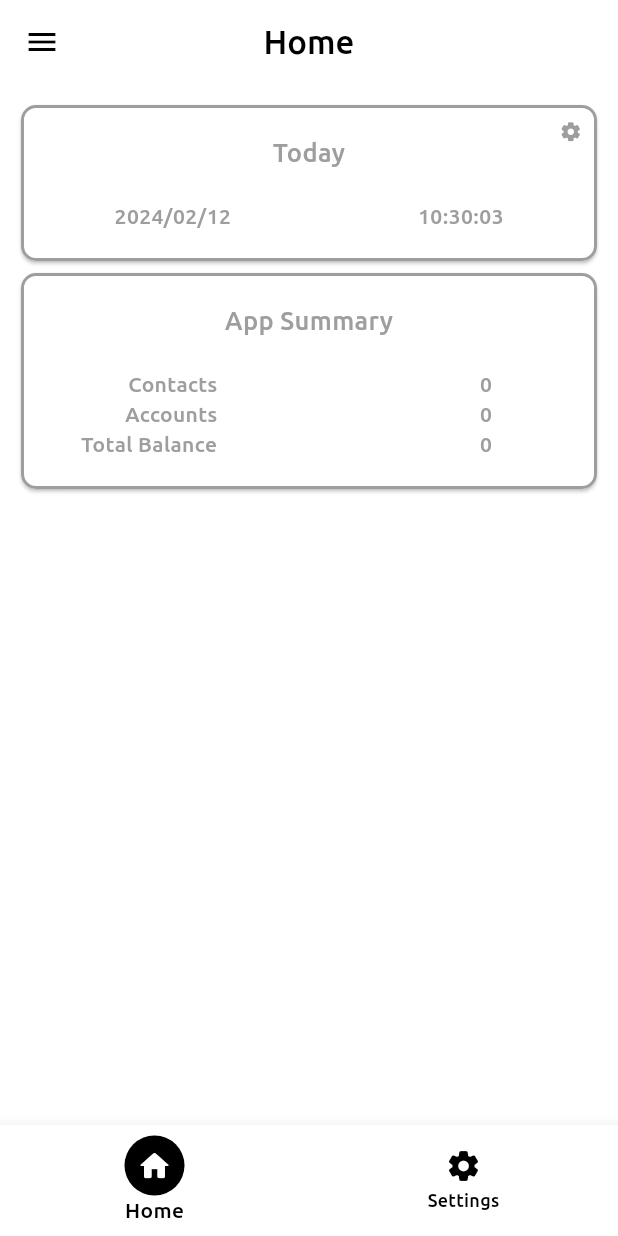
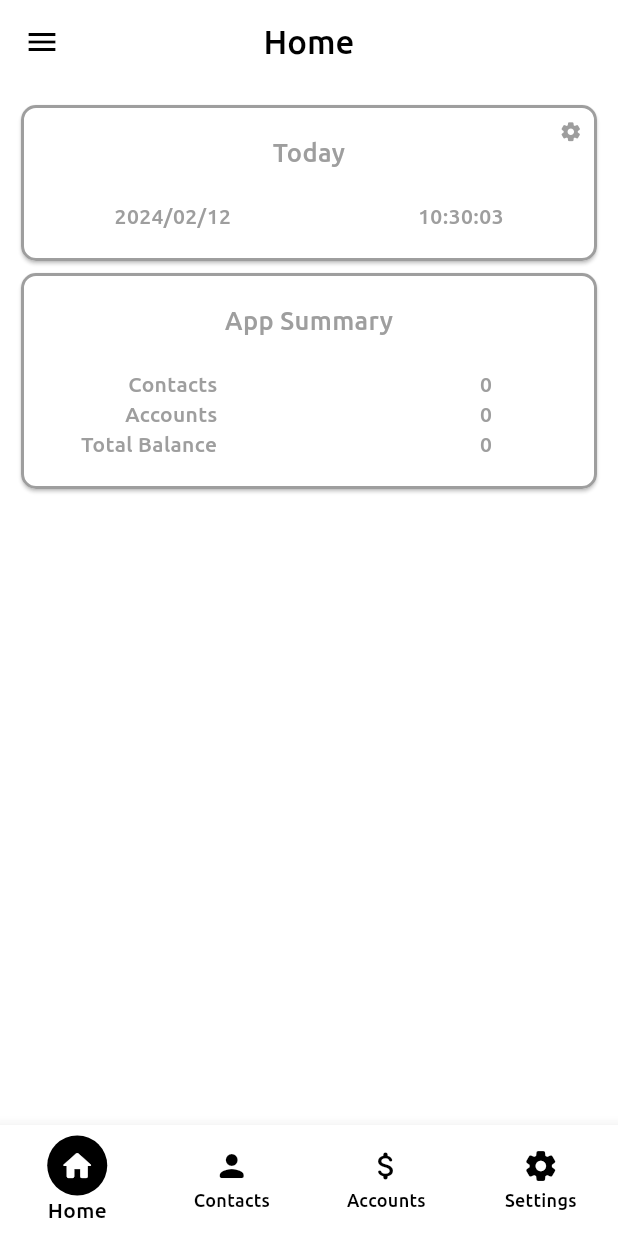
Before and after one commit to reesaam/paria_app, a Flutter app: the screen it shows after launch, on a phone screen of 412 x 824 dp. Run offline on Flutter 3.47's test engine with Material 3 defaults, Android fonts, the phone set to English and light mode, and no system bars; our stand-ins replace auto_size_text, connectivity_plus, dartz, dio, freezed_annotation, get and 4 more; missing offline and left inert: flutter_file_dialog, open_file_plus; generated files the repository leaves out were written again.

Commit message:
Contacts and Accounts - Page, Controllers, Routings, BottomBar,...

```diff
--- a/lib/app/components/main_components/app_bottom_navigation_bar.dart
+++ b/lib/app/components/main_components/app_bottom_navigation_bar.dart
@@ -22,6 +22,8 @@ class _AppBottomNavigationBarState extends State<AppBottomNavigationBar> {
 
   List<AppPageDetail> pages = <AppPageDetail>[
     AppPageDetails.homepage,
+    AppPageDetails.contacts,
+    AppPageDetails.accounts,
     AppPageDetails.settings,
   ];
 
@@ -63,6 +65,12 @@ class _AppBottomNavigationBarState extends State<AppBottomNavigationBar> {
       case (AppRoutes.homePage):
         icon = AppIcons.bottomNavigationHomepage;
         break;
+      case (AppRoutes.contacts):
+        icon = AppIcons.bottomNavigationContacts;
+        break;
+      case (AppRoutes.accounts):
+        icon = AppIcons.bottomNavigationAccounts;
+        break;
       case (AppRoutes.settings):
         icon = AppIcons.bottomNavigationSettings;
         break;
--- a/lib/core/app_bindings/app_bindings.dart
+++ b/lib/core/app_bindings/app_bindings.dart
@@ -1,4 +1,6 @@
 import 'package:get/get.dart';
+import 'package:paria_app/features/accounts/presentation/manager/accounts_controller.dart';
+import 'package:paria_app/features/contacts/presentation/manager/contacts_controller.dart';
 
 import '../../features/about/presentation/manager/about_controller.dart';
 import '../../features/homepage/presentation/manager/homepage_controller.dart';
@@ -12,6 +14,8 @@ class AppBindings extends Bindings {
   void dependencies() {
     Get.lazyPut<SplashScreenController>(() => SplashScreenController(), fenix: true);
     Get.lazyPut<HomePageController>(() => HomePageController(), fenix: true);
+    Get.lazyPut<ContactsController>(() => ContactsController(), fenix: true);
+    Get.lazyPut<AccountsController>(() => AccountsController(), fenix: true);
     Get.lazyPut<SettingsController>(() => SettingsController(), fenix: true);
     Get.lazyPut<UpdateController>(() => UpdateController(), fenix: true);
     Get.lazyPut<AboutController>(() => AboutController(), fenix: true);
--- a/lib/core/app_routing/app_pages.dart
+++ b/lib/core/app_routing/app_pages.dart
@@ -1,4 +1,6 @@
 import 'package:get/get.dart';
+import 'package:paria_app/features/accounts/presentation/pages/accounts_view.dart';
+import 'package:paria_app/features/contacts/presentation/pages/contacts_view.dart';
 
 import '../../features/about/presentation/pages/about_view.dart';
 import '../../features/homepage/presentation/pages/homepage_view.dart';
@@ -17,6 +19,8 @@ class AppPages {
     ///Main App Pages
     GetPage(name: AppRoutes.splashScreen, page: SplashScreenPage.new),
     GetPage(name: AppRoutes.homePage, page: HomePage.new),
+    GetPage(name: AppRoutes.contacts, page: ContactsPage.new),
+    GetPage(name: AppRoutes.accounts, page: AccountsPage.new),
     GetPage(name: AppRoutes.settings, page: SettingsPage.new),
     GetPage(name: AppRoutes.update, page: UpdatePage.new),
     GetPage(name: AppRoutes.about, page: AboutPage.new),
--- a/lib/core/app_routing/routing.dart
+++ b/lib/core/app_routing/routing.dart
@@ -4,6 +4,8 @@ import 'app_routes.dart';
 
 goToSplashScreenPage() => Get.toNamed(AppRoutes.splashScreen);
 goToHomePage() => Get.toNamed(AppRoutes.homePage);
+goToContactsPage() => Get.toNamed(AppRoutes.contacts);
+goToAccountsPage() => Get.toNamed(AppRoutes.accounts);
 goToSettingsPage() => Get.toNamed(AppRoutes.settings);
 goToUpdatePage() => Get.toNamed(AppRoutes.update);
 goToAboutPage() => Get.toNamed(AppRoutes.about);
--- a/lib/data/resources/app_icons.dart
+++ b/lib/data/resources/app_icons.dart
@@ -14,12 +14,16 @@ class AppIcons {
 
   ///Icons
   static Icon get home => const Icon(Icons.home_rounded);
+  static Icon get contacts => const Icon(Icons.person_rounded);
+  static Icon get accounts => const Icon(Icons.attach_money_rounded);
   static Icon get settings => const Icon(Icons.settings_rounded);
   static Icon get about => const Icon(Icons.info_outline_rounded);
   static Icon get profile => const Icon(Icons.account_circle_rounded);
 
   ///BottomNavigationBar Icons
   static Icon get bottomNavigationHomepage => home;
+  static Icon get bottomNavigationContacts => contacts;
+  static Icon get bottomNavigationAccounts => accounts;
   static Icon get bottomNavigationSettings => settings;
 
   ///List
--- /dev/null
+++ b/lib/features/accounts/presentation/pages/accounts_view.dart
@@ -0,0 +1,36 @@
+import 'package:flutter/material.dart';
+import 'package:get/get.dart';
+
+import '../../../../core/app_extensions/data_types_extensions/extension_icon.dart';
+import '../../../../core/app_localization.dart';
+import '../../../../data/resources/app_icons.dart';
+import '../../../../data/resources/app_spaces.dart';
+import '../../../../core/elements/core_view.dart';
+import '../../../../data/resources/app_paddings.dart';
+import '../../../../data/resources/app_sizes.dart';
+import '../../../../app/components/main_components/app_bar.dart';
+import '../../../../app/components/main_components/app_bottom_navigation_bar.dart';
+import '../../../../app/components/main_components/app_drawer.dart';
+import '../../../../data/resources/app_text_styles.dart';
+import '../manager/accounts_controller.dart';
+
+class AccountsPage extends CoreView<AccountsController> {
+  const AccountsPage({super.key});
+
+  @override
+  PreferredSizeWidget? get appBar =>
+      AppAppBar(pageDetail: controller.pageDetail);
+
+  @override
+  Widget? get drawer => const AppDrawer();
+
+  @override
+  Widget? get bottomNavigationBar => AppBottomNavigationBar(
+      selectedIndex: controller.pageDetail.bottomBarItemNumber);
+
+  @override
+  Widget get body => Column(
+      mainAxisAlignment: MainAxisAlignment.spaceEvenly,
+      crossAxisAlignment: CrossAxisAlignment.center,
+      children: []);
+}
--- /dev/null
+++ b/lib/features/contacts/presentation/pages/contacts_view.dart
@@ -0,0 +1,29 @@
+import 'package:flutter/material.dart';
+import 'package:get/get.dart';
+
+import '../../../../core/elements/core_view.dart';
+import '../../../../app/components/main_components/app_bar.dart';
+import '../../../../app/components/main_components/app_bottom_navigation_bar.dart';
+import '../../../../app/components/main_components/app_drawer.dart';
+import '../manager/contacts_controller.dart';
+
+class ContactsPage extends CoreView<ContactsController> {
+  const ContactsPage({super.key});
+
+  @override
+  PreferredSizeWidget? get appBar =>
+      AppAppBar(pageDetail: controller.pageDetail);
+
+  @override
+  Widget? get drawer => const AppDrawer();
+
+  @override
+  Widget? get bottomNavigationBar => AppBottomNavigationBar(
+      selectedIndex: controller.pageDetail.bottomBarItemNumber);
+
+  @override
+  Widget get body => Column(
+      mainAxisAlignment: MainAxisAlignment.spaceEvenly,
+      crossAxisAlignment: CrossAxisAlignment.center,
+      children: []);
+}
```
Also changed, not shown: lib/features/accounts/presentation/manager/accounts_controller.dart (added, +29 -0 lines), lib/features/contacts/presentation/manager/contacts_controller.dart (added, +29 -0 lines).
